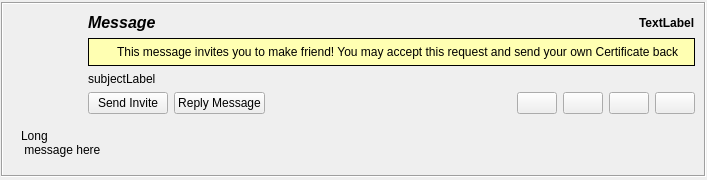
Old version of the form retroshare-gui/src/gui/feeds/MsgItem.ui in the repository RetroShare/RetroShare.
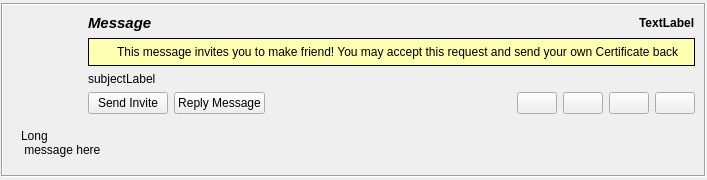
New version of the form. Icons and pictures are not drawn. Custom widgets are drawn as their Qt base class.

The edit to the form file:
```diff
--- a/retroshare-gui/src/gui/feeds/MsgItem.ui
+++ b/retroshare-gui/src/gui/feeds/MsgItem.ui
@@ -24,7 +24,7 @@
     <number>1</number>
    </property>
    <item row="0" column="0">
-    <widget class="QFrame" name="msgFrame">
+    <widget class="QFrame" name="feedFrame">
      <property name="sizePolicy">
       <sizepolicy hsizetype="Expanding" vsizetype="Fixed">
        <horstretch>0</horstretch>
@@ -40,10 +40,10 @@
      <property name="frameShadow">
       <enum>QFrame::Sunken</enum>
      </property>
-     <layout class="QGridLayout" name="frameGLayout">
+     <layout class="QGridLayout" name="feedFrame_GL">
       <item row="0" column="0">
-       <widget class="QFrame" name="mainFrame">
-        <layout class="QGridLayout" name="mainFrameGLayout">
+       <widget class="QFrame" name="msgFrame">
+        <layout class="QGridLayout" name="msgFrame_GL">
          <property name="leftMargin">
           <number>0</number>
          </property>
@@ -57,7 +57,7 @@
           <number>0</number>
          </property>
          <item row="0" column="0" rowspan="4">
-          <widget class="AvatarWidget" name="avatar">
+          <widget class="AvatarWidget" name="avatar" native="true">
            <property name="minimumSize">
             <size>
              <width>70</width>
@@ -82,7 +82,7 @@
            </property>
            <property name="font">
             <font>
-             <pointsize>12</pointsize>
+             <pointsize>11</pointsize>
              <weight>75</weight>
              <italic>true</italic>
              <bold>true</bold>
@@ -412,7 +412,7 @@
  <customwidgets>
   <customwidget>
    <class>AvatarWidget</class>
-   <extends>QLabel</extends>
+   <extends>QWidget</extends>
    <header>gui/common/AvatarWidget.h</header>
    <container>1</container>
   </customwidget>
```
Left out of the diff: 45 changed lines with no effect on the pictures.
